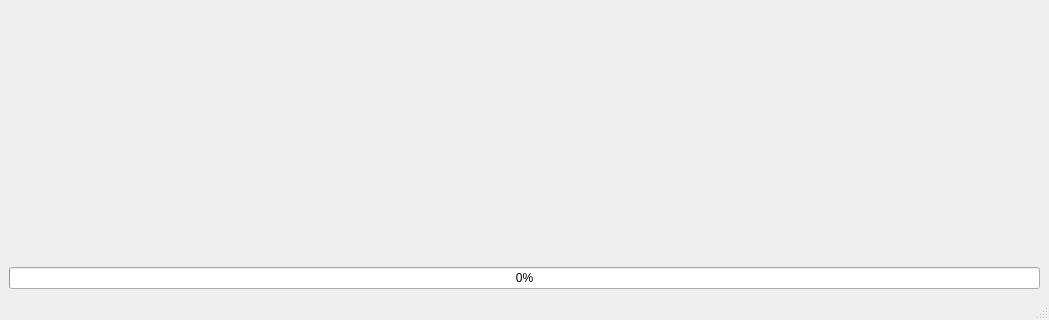
Old version of the form ui/main.ui in the repository ahthomps/bacteria-networks; both pictures show x 0 to 1049 and y 476 to 796 of the 1049 by 796 pixel window.
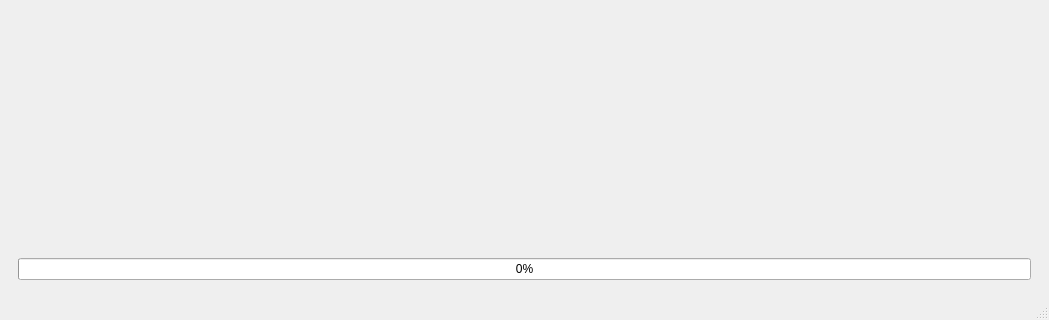
New version of the form. Custom widgets are drawn as their Qt base class.

Commit message: fixed progress bar popping; fixed mac-install not cleaning up after itself

```diff
--- a/ui/main.ui
+++ b/ui/main.ui
@@ -17,15 +17,15 @@
    <property name="layoutDirection">
     <enum>Qt::LeftToRight</enum>
    </property>
-   <layout class="QVBoxLayout" name="verticalLayout">
+   <layout class="QVBoxLayout" name="verticalLayout" stretch="0,0">
     <item>
      <widget class="QWidget" name="widget" native="true">
-      <layout class="QHBoxLayout" name="horizontalLayout">
+      <layout class="QHBoxLayout" name="horizontalLayout" stretch="1,4">
        <item>
         <widget class="QWidget" name="widget_2" native="true">
          <property name="maximumSize">
           <size>
-           <width>300</width>
+           <width>16777215</width>
            <height>16777215</height>
           </size>
          </property>
@@ -85,6 +85,15 @@
      </widget>
     </item>
     <item>
+     <widget class="QWidget" name="widget_3" native="true">
+      <property name="minimumSize">
+       <size>
+        <width>0</width>
+        <height>40</height>
+       </size>
+      </property>
+      <layout class="QVBoxLayout" name="verticalLayout_2">
+       <item>
      <widget class="QProgressBar" name="progressBar">
       <property name="minimumSize">
        <size>
@@ -92,12 +101,21 @@
         <height>0</height>
        </size>
       </property>
+         <property name="maximumSize">
+          <size>
+           <width>16777215</width>
+           <height>39</height>
+          </size>
+         </property>
       <property name="value">
        <number>0</number>
       </property>
       <property name="alignment">
        <set>Qt::AlignCenter</set>
       </property>
+        </widget>
+       </item>
+      </layout>
      </widget>
     </item>
    </layout>
```
Lines whose indentation alone changed are shown as unchanged. The commit also changes 1 other file.
